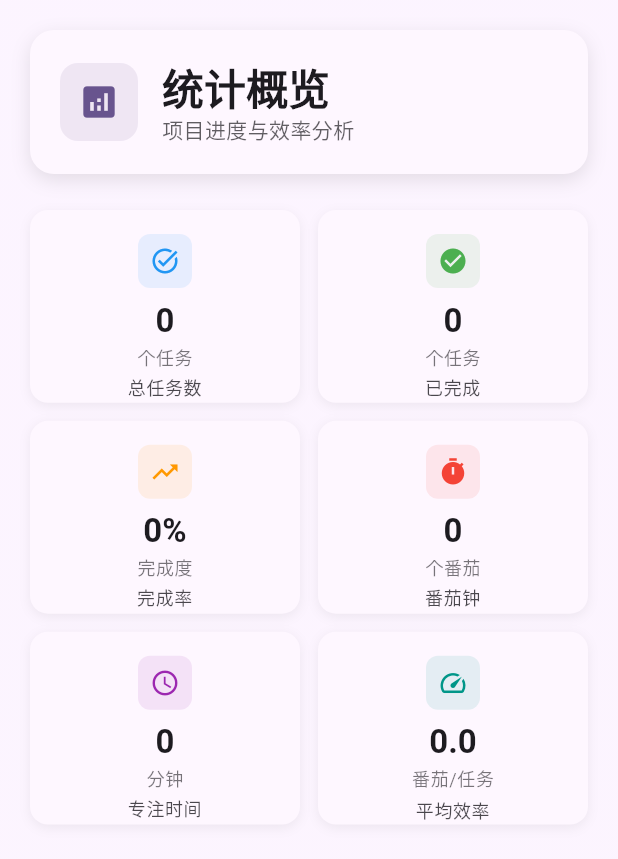
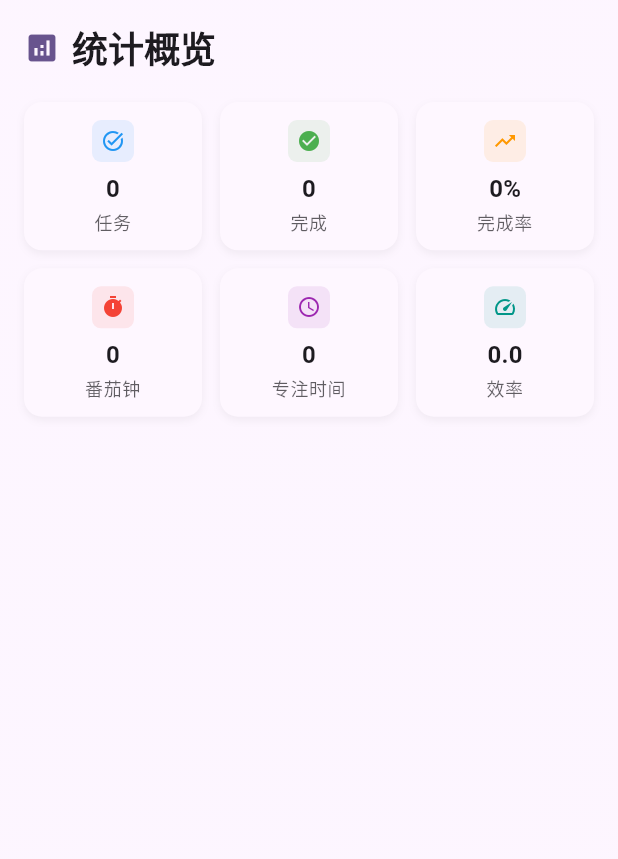
Before and after one commit to yangsuiyun/genie, a Flutter app: the StatisticsScreen widget shown alone on an empty page, opened directly with empty values, on a phone screen of 412 x 824 dp. Shown: the top 859 px of the screen. Run offline on Flutter 3.47's test engine with Material 3 defaults, Android fonts, the light colour scheme and no system bars; our stand-ins replace flutter_riverpod, shared_preferences; accounts and stored records are empty.

Commit message:
feat: 精简统计页面设计
- 📱 优化布局: 从2列改为3列布局，更紧凑显示
- 🎨 精简标题: 移除复杂标题卡片，改为简洁图标+文字
- 📊 简化卡片: 移除单位显示，缩小图标和间距
- ✨ 视觉优化: 减少阴影效果，调整透明度
- 🎯 内容聚焦: 保留核心统计数据，去除冗余信息

主要改进:
- 3列网格布局，信息密度更高
- 卡片内边距从16px减少到12px
- 图标尺寸从20px减少到16px
- 移除'个任务'、'个番茄'等单位显示
- 整体更加简洁现代

```diff
--- a/mobile/lib/main.dart
+++ b/mobile/lib/main.dart
@@ -2242,7 +2242,6 @@ class StatisticsScreen extends ConsumerWidget {
     final totalPomodoros = projectTasks.fold(0, (sum, task) => sum + task.completedPomodoros);
     final totalWorkTime = sessions.where((s) => s.type == TimerType.work).fold(0, (sum, s) => sum + s.duration);
     final completionRate = totalTasks > 0 ? (completedTasks / totalTasks * 100).round() : 0;
-    final avgEfficiency = totalTasks > 0 ? (totalPomodoros / totalTasks) : 0.0;
 
     return Container(
       decoration: BoxDecoration(
@@ -2250,93 +2249,58 @@ class StatisticsScreen extends ConsumerWidget {
           begin: Alignment.topLeft,
           end: Alignment.bottomRight,
           colors: [
-            Theme.of(context).colorScheme.primaryContainer.withOpacity(0.1),
-            Theme.of(context).colorScheme.secondaryContainer.withOpacity(0.1),
+            Theme.of(context).colorScheme.primaryContainer.withOpacity(0.05),
+            Theme.of(context).colorScheme.secondaryContainer.withOpacity(0.05),
           ],
         ),
       ),
       child: Padding(
-        padding: const EdgeInsets.all(20),
+        padding: const EdgeInsets.all(16),
         child: Column(
           crossAxisAlignment: CrossAxisAlignment.start,
           children: [
-            // 标题区域
-            Container(
-              padding: const EdgeInsets.all(20),
-              decoration: BoxDecoration(
-                color: Theme.of(context).colorScheme.surface,
-                borderRadius: BorderRadius.circular(16),
-                boxShadow: [
-                  BoxShadow(
-                    color: Colors.black.withOpacity(0.1),
-                    blurRadius: 10,
-                    offset: const Offset(0, 4),
-                  ),
-                ],
-              ),
+            // 精简标题
+            Padding(
+              padding: const EdgeInsets.only(bottom: 20),
               child: Row(
                 children: [
-                  Container(
-                    padding: const EdgeInsets.all(12),
-                    decoration: BoxDecoration(
-                      color: Theme.of(context).colorScheme.primary.withOpacity(0.1),
-                      borderRadius: BorderRadius.circular(12),
+                  Icon(
+                    Icons.analytics,
+                    size: 24,
+                    color: Theme.of(context).colorScheme.primary,
+                  ),
+                  const SizedBox(width: 8),
+                  Text(
+                    '统计概览',
+                    style: Theme.of(context).textTheme.headlineSmall?.copyWith(
+                      fontWeight: FontWeight.bold,
                     ),
-                    child: Icon(
-                      Icons.analytics,
-                      size: 28,
-                      color: Theme.of(context).colorScheme.primary,
-                    ),
-                  ),
-                  const SizedBox(width: 16),
-                  Expanded(
-                    child: Column(
-                      crossAxisAlignment: CrossAxisAlignment.start,
-                      children: [
-                        Text(
-                          '统计概览',
-                          style: Theme.of(context).textTheme.headlineMedium?.copyWith(
-                            fontWeight: FontWeight.bold,
-                            color: Theme.of(context).colorScheme.onSurface,
-                          ),
-                        ),
-                        Text(
-                          '项目进度与效率分析',
-                          style: Theme.of(context).textTheme.bodyMedium?.copyWith(
-                            color: Theme.of(context).colorScheme.onSurface.withOpacity(0.7),
-                          ),
-                        ),
-                      ],
-                    ),
                   ),
                 ],
               ),
             ),
-            const SizedBox(height: 24),
-
-            // 统计卡片网格
+
+            // 核心统计卡片 - 3列布局
             Expanded(
               child: GridView.count(
-                crossAxisCount: 2,
+                crossAxisCount: 3,
                 crossAxisSpacing: 12,
                 mainAxisSpacing: 12,
-                childAspectRatio: 1.4,
+                childAspectRatio: 1.2,
                 children: [
                   _buildStatCard(
                     context,
-                    '总任务数',
+                    '任务',
                     '$totalTasks',
                     Icons.task_alt,
                     Colors.blue,
-                    '个任务',
                   ),
                   _buildStatCard(
                     context,
-                    '已完成',
+                    '完成',
                     '$completedTasks',
                     Icons.check_circle,
                     Colors.green,
-                    '个任务',
                   ),
                   _buildStatCard(
                     context,
@@ -2344,7 +2308,6 @@ class StatisticsScreen extends ConsumerWidget {
                     '$completionRate%',
                     Icons.trending_up,
                     Colors.orange,
-                    '完成度',
                   ),
                   _buildStatCard(
                     context,
@@ -2352,7 +2315,6 @@ class StatisticsScreen extends ConsumerWidget {
                     '$totalPomodoros',
                     Icons.timer,
                     Colors.red,
-                    '个番茄',
                   ),
                   _buildStatCard(
                     context,
@@ -2360,15 +2322,13 @@ class StatisticsScreen extends ConsumerWidget {
                     '${(totalWorkTime / 60).round()}',
                     Icons.schedule,
                     Colors.purple,
-                    '分钟',
                   ),
                   _buildStatCard(
                     context,
-                    '平均效率',
-                    avgEfficiency.toStringAsFixed(1),
+                    '效率',
+                    totalTasks > 0 ? '${(totalPomodoros / totalTasks).toStringAsFixed(1)}' : '0.0',
                     Icons.speed,
                     Colors.teal,
-                    '番茄/任务',
                   ),
                 ],
               ),
@@ -2379,53 +2339,46 @@ class StatisticsScreen extends ConsumerWidget {
     );
   }
 
-  Widget _buildStatCard(BuildContext context, String title, String value, IconData icon, Color color, String unit) {
+  Widget _buildStatCard(BuildContext context, String title, String value, IconData icon, Color color) {
     return Container(
       decoration: BoxDecoration(
         color: Theme.of(context).colorScheme.surface,
         borderRadius: BorderRadius.circular(12),
         boxShadow: [
           BoxShadow(
-            color: Colors.black.withOpacity(0.06),
-            blurRadius: 6,
+            color: Colors.black.withOpacity(0.05),
+            blurRadius: 4,
             offset: const Offset(0, 2),
           ),
         ],
       ),
       child: Padding(
-        padding: const EdgeInsets.all(16),
+        padding: const EdgeInsets.all(12),
         child: Column(
           mainAxisAlignment: MainAxisAlignment.center,
           children: [
             Container(
-              padding: const EdgeInsets.all(8),
+              padding: const EdgeInsets.all(6),
               decoration: BoxDecoration(
                 color: color.withOpacity(0.1),
-                borderRadius: BorderRadius.circular(8),
-              ),
-              child: Icon(icon, size: 20, color: color),
-            ),
-            const SizedBox(height: 8),
+                borderRadius: BorderRadius.circular(6),
+              ),
+              child: Icon(icon, size: 16, color: color),
+            ),
+            const SizedBox(height: 6),
             Text(
               value,
-              style: Theme.of(context).textTheme.titleLarge?.copyWith(
+              style: Theme.of(context).textTheme.titleMedium?.copyWith(
                 fontWeight: FontWeight.bold,
                 color: Theme.of(context).colorScheme.onSurface,
               ),
             ),
             const SizedBox(height: 2),
-            Text(
-              unit,
-              style: Theme.of(context).textTheme.bodySmall?.copyWith(
-                color: Theme.of(context).colorScheme.onSurface.withOpacity(0.6),
-              ),
-            ),
-            const SizedBox(height: 4),
             Text(
               title,
               style: Theme.of(context).textTheme.bodySmall?.copyWith(
                 fontWeight: FontWeight.w500,
-                color: Theme.of(context).colorScheme.onSurface.withOpacity(0.8),
+                color: Theme.of(context).colorScheme.onSurface.withOpacity(0.7),
               ),
               textAlign: TextAlign.center,
             ),
```
